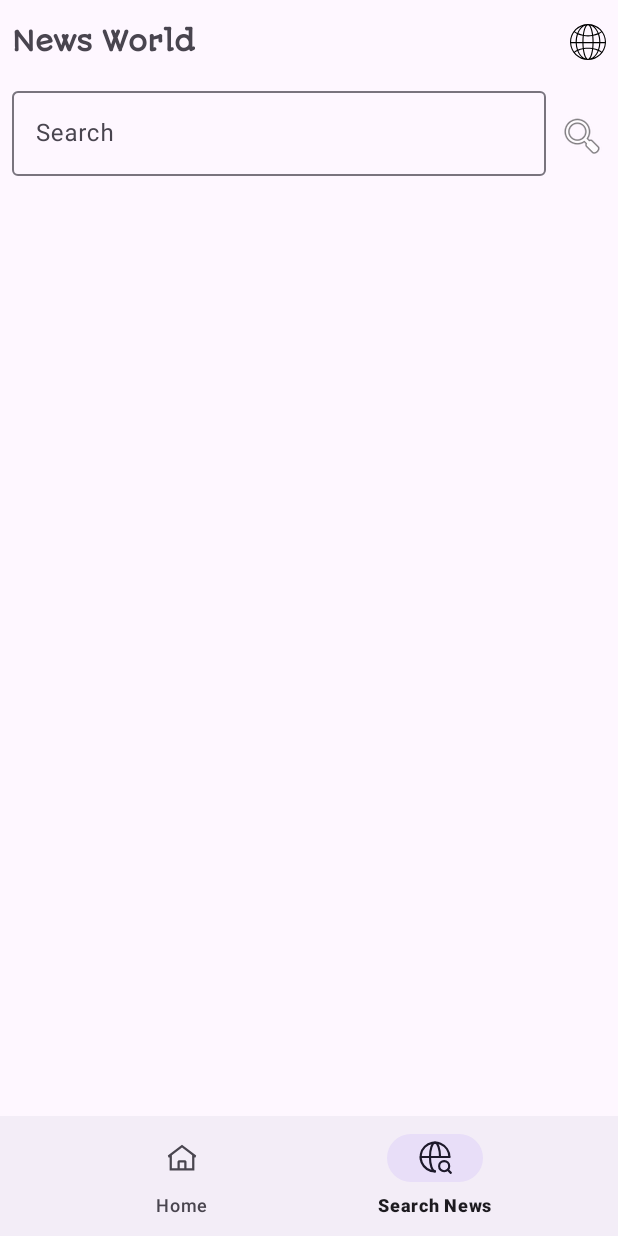
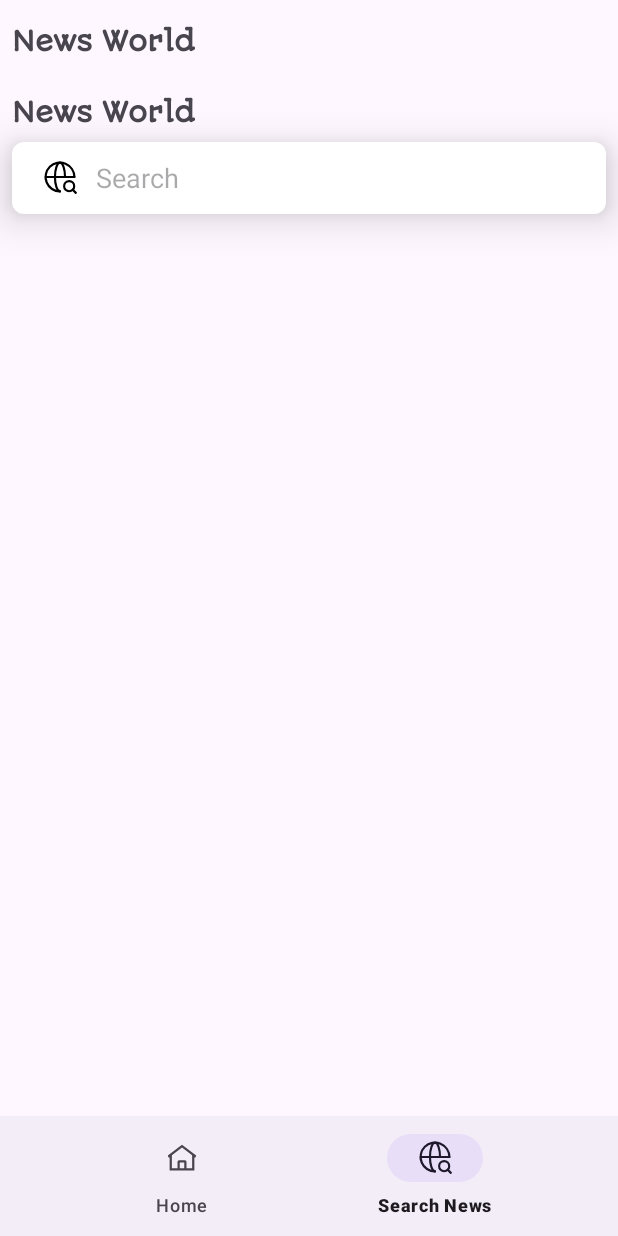
Before and after one commit to manikbora/MyNewsApp, an Android app: the screen it shows after launch (NewsActivity), item 2 of the bottom bar chosen, on a phone screen of 412 x 824 dp. Run offline under Robolectric (Android 15) with nearby library versions, the phone set to English and light mode, and no system bars; our stand-ins replace navigation-ui; pictures from the network do not load.

Commit message:
Code Refactored

```diff
--- a/app/src/main/java/com/manikbora/mynewsapp/ui/fragments/BusinessFragment.kt
+++ b/app/src/main/java/com/manikbora/mynewsapp/ui/fragments/BusinessFragment.kt
@@ -50,11 +50,11 @@ class BusinessFragment : Fragment(), NewsAdapter.OnArticleClickListener {
                 }
                 throw IllegalArgumentException("Unknown ViewModel class")
             }
-        }).get(BusinessViewModel::class.java)
+        })[BusinessViewModel::class.java]
 
-        businessViewModel.businessNews.observe(viewLifecycleOwner, Observer { articles ->
+        businessViewModel.businessNews.observe(viewLifecycleOwner) { articles ->
             businessNewsAdapter.submitList(articles)
-        })
+        }
 
         // Fetch business news data
         businessViewModel.fetchBusinessNews()
--- a/app/src/main/java/com/manikbora/mynewsapp/ui/fragments/EntertainmentFragment.kt
+++ b/app/src/main/java/com/manikbora/mynewsapp/ui/fragments/EntertainmentFragment.kt
@@ -49,11 +49,11 @@ class EntertainmentFragment : Fragment(), NewsAdapter.OnArticleClickListener {
                 }
                 throw IllegalArgumentException("Unknown ViewModel class")
             }
-        }).get(EntertainmentViewModel::class.java)
+        })[EntertainmentViewModel::class.java]
 
-        entertainmentViewModel.entertainmentNews.observe(viewLifecycleOwner, Observer { articles ->
+        entertainmentViewModel.entertainmentNews.observe(viewLifecycleOwner) { articles ->
             entertainmentNewsAdapter.submitList(articles)
-        })
+        }
 
         // Fetch entertainment news data
         entertainmentViewModel.fetchEntertainmentNews()
--- a/app/src/main/java/com/manikbora/mynewsapp/ui/fragments/HeadlinesFragment.kt
+++ b/app/src/main/java/com/manikbora/mynewsapp/ui/fragments/HeadlinesFragment.kt
@@ -52,12 +52,12 @@ class HeadlinesFragment : Fragment(), NewsAdapter.OnArticleClickListener {
                 }
                 throw IllegalArgumentException("Unknown ViewModel class")
             }
-        }).get(HeadlinesViewModel::class.java)
+        })[HeadlinesViewModel::class.java]
 
 
-        headlinesViewModel.topHeadlines.observe(viewLifecycleOwner, Observer { articles ->
+        headlinesViewModel.topHeadlines.observe(viewLifecycleOwner) { articles ->
             headlinesNewsAdapter.submitList(articles)
-        })
+        }
 
         // Fetch top headlines when the fragment is created
         headlinesViewModel.fetchTopHeadlines("in")
--- a/app/src/main/java/com/manikbora/mynewsapp/ui/fragments/HealthFragment.kt
+++ b/app/src/main/java/com/manikbora/mynewsapp/ui/fragments/HealthFragment.kt
@@ -49,11 +49,11 @@ class HealthFragment : Fragment(), NewsAdapter.OnArticleClickListener {
                 }
                 throw IllegalArgumentException("Unknown ViewModel class")
             }
-        }).get(HealthViewModel::class.java)
+        })[HealthViewModel::class.java]
 
-        healthViewModel.healthNews.observe(viewLifecycleOwner, Observer { articles ->
+        healthViewModel.healthNews.observe(viewLifecycleOwner) { articles ->
             healthNewsAdapter.submitList(articles)
-        })
+        }
 
         // Fetch health news data
         healthViewModel.fetchHealthNews()
--- a/app/src/main/java/com/manikbora/mynewsapp/ui/fragments/ScienceFragment.kt
+++ b/app/src/main/java/com/manikbora/mynewsapp/ui/fragments/ScienceFragment.kt
@@ -49,11 +49,11 @@ class ScienceFragment : Fragment(), NewsAdapter.OnArticleClickListener {
                 }
                 throw IllegalArgumentException("Unknown ViewModel class")
             }
-        }).get(ScienceViewModel::class.java)
+        })[ScienceViewModel::class.java]
 
-        scienceViewModel.scienceNews.observe(viewLifecycleOwner, Observer { articles ->
+        scienceViewModel.scienceNews.observe(viewLifecycleOwner) { articles ->
             scienceNewsAdapter.submitList(articles)
-        })
+        }
 
         // Fetch science news data
         scienceViewModel.fetchScienceNews()
--- a/app/src/main/java/com/manikbora/mynewsapp/ui/fragments/SearchNewsFragment.kt
+++ b/app/src/main/java/com/manikbora/mynewsapp/ui/fragments/SearchNewsFragment.kt
@@ -5,6 +5,7 @@ import androidx.fragment.app.Fragment
 import android.view.LayoutInflater
 import android.view.View
 import android.view.ViewGroup
+import android.widget.SearchView
 import androidx.lifecycle.Observer
 import androidx.lifecycle.ViewModel
 import androidx.lifecycle.ViewModelProvider
@@ -54,20 +55,22 @@ class SearchNewsFragment : Fragment(), NewsAdapter.OnArticleClickListener {
                 }
                 throw IllegalArgumentException("Unknown ViewModel class")
             }
-        }).get(SearchNewsViewModel::class.java)
+        })[SearchNewsViewModel::class.java]
 
+        binding.etSearch.setOnQueryTextListener(object : SearchView.OnQueryTextListener {
+            override fun onQueryTextSubmit(query: String?): Boolean {
+                query?.let { searchViewModel.searchNews(it)}
+                return true
+            }
 
+            override fun onQueryTextChange(newText: String?): Boolean {
+                return true
+            }
+        })
 
-        binding.ivSearch.setOnClickListener {
-            val query = binding.etSearch.text.toString().trim()
-            if (query.isNotEmpty()) {
-                searchViewModel.searchNews(query)
-            }
+        searchViewModel.searchResults.observe(viewLifecycleOwner) { articles ->
+            newsAdapter.submitList(articles)
         }
-
-        searchViewModel.searchResults.observe(viewLifecycleOwner, Observer { articles ->
-            newsAdapter.submitList(articles)
-        })
     }
 
     override fun onArticleClicked(articleUrl: String) {
--- a/app/src/main/java/com/manikbora/mynewsapp/ui/fragments/SportsFragment.kt
+++ b/app/src/main/java/com/manikbora/mynewsapp/ui/fragments/SportsFragment.kt
@@ -49,11 +49,11 @@ class SportsFragment : Fragment(), NewsAdapter.OnArticleClickListener {
                 }
                 throw IllegalArgumentException("Unknown ViewModel class")
             }
-        }).get(SportsViewModel::class.java)
+        })[SportsViewModel::class.java]
 
-        sportsViewModel.sportsNews.observe(viewLifecycleOwner, Observer { articles ->
+        sportsViewModel.sportsNews.observe(viewLifecycleOwner) { articles ->
             sportsNewsAdapter.submitList(articles)
-        })
+        }
 
         // Fetch sports news data
         sportsViewModel.fetchSportsNews()
--- a/app/src/main/java/com/manikbora/mynewsapp/ui/fragments/TechnologyFragment.kt
+++ b/app/src/main/java/com/manikbora/mynewsapp/ui/fragments/TechnologyFragment.kt
@@ -49,11 +49,11 @@ class TechnologyFragment : Fragment(), NewsAdapter.OnArticleClickListener {
                 }
                 throw IllegalArgumentException("Unknown ViewModel class")
             }
-        }).get(TechnologyViewModel::class.java)
+        })[TechnologyViewModel::class.java]
 
-        technologyViewModel.technologyNews.observe(viewLifecycleOwner, Observer { articles ->
+        technologyViewModel.technologyNews.observe(viewLifecycleOwner) { articles ->
             technologyNewsAdapter.submitList(articles)
-        })
+        }
 
         // Fetch technology news data
         technologyViewModel.fetchTechnologyNews()
--- /dev/null
+++ b/app/src/main/res/drawable/searchview_background.xml
@@ -0,0 +1,5 @@
+<?xml version="1.0" encoding="utf-8"?>
+<shape xmlns:android="http://schemas.android.com/apk/res/android">
+    <solid android:color="@color/white"/>
+    <corners android:radius="8dp"/>
+</shape>
--- a/app/src/main/res/layout/activity_news.xml
+++ b/app/src/main/res/layout/activity_news.xml
@@ -41,13 +41,4 @@
         app:layout_constraintTop_toBottomOf="@+id/tv_app_title"
         app:navGraph="@navigation/nav_graph" />
 
-    <ImageView
-        android:id="@+id/iv_country"
-        android:layout_width="24dp"
-        android:layout_height="24dp"
-        android:layout_marginEnd="8dp"
-        app:layout_constraintBottom_toBottomOf="@+id/tv_app_title"
-        app:layout_constraintEnd_toEndOf="parent"
-        app:layout_constraintTop_toTopOf="@+id/tv_app_title"
-        app:srcCompat="@drawable/globe" />
 </androidx.constraintlayout.widget.ConstraintLayout>
--- a/app/src/main/res/layout/fragment_search_news.xml
+++ b/app/src/main/res/layout/fragment_search_news.xml
@@ -6,35 +6,34 @@
     android:layout_height="match_parent"
     tools:context=".ui.fragments.SearchNewsFragment" >
 
-    <com.google.android.material.textfield.TextInputLayout
-        android:id="@+id/search_input_layout"
+    <SearchView
+        android:id="@+id/et_search"
         android:layout_width="0dp"
-        android:layout_height="wrap_content"
-        android:layout_marginStart="8dp"
-        android:layout_marginTop="8dp"
-        android:layout_marginEnd="8dp"
-        app:layout_constraintEnd_toStartOf="@+id/iv_search"
-        app:layout_constraintStart_toStartOf="parent"
-        app:layout_constraintTop_toTopOf="parent">
-
-        <com.google.android.material.textfield.TextInputEditText
-            android:id="@+id/et_search"
-            android:layout_width="match_parent"
-            android:layout_height="wrap_content"
-            android:hint="@string/search" />
-    </com.google.android.material.textfield.TextInputLayout>
-
-    <ImageView
-        android:id="@+id/iv_search"
-        android:layout_width="wrap_content"
         android:layout_height="wrap_content"
         android:layout_marginTop="8dp"
         android:layout_marginEnd="8dp"
-        android:src="@android:drawable/ic_menu_search"
-        app:layout_constraintBottom_toBottomOf="@+id/search_input_layout"
+        android:background="@drawable/searchview_background"
+        android:elevation="16dp"
+        android:iconifiedByDefault="false"
+        android:queryBackground="@drawable/searchview_background"
+        android:queryHint="Search"
+        android:searchIcon="@drawable/search"
         app:layout_constraintEnd_toEndOf="parent"
-        app:layout_constraintTop_toTopOf="@+id/search_input_layout"
-        android:contentDescription="@string/search_icon"/>
+        app:layout_constraintStart_toStartOf="@+id/tv_search"
+        app:layout_constraintTop_toBottomOf="@+id/tv_search" />
+
+    <TextView
+        android:id="@+id/tv_search"
+        android:layout_width="wrap_content"
+        android:layout_height="wrap_content"
+        android:layout_marginStart="8dp"
+        android:layout_marginTop="16dp"
+        android:fontFamily="@font/autour_one"
+        android:text="News World"
+        android:textSize="18sp"
+        android:textStyle="bold"
+        app:layout_constraintStart_toStartOf="parent"
+        app:layout_constraintTop_toTopOf="parent" />
 
     <androidx.recyclerview.widget.RecyclerView
         android:id="@+id/rv_search"
@@ -44,6 +43,6 @@
         app:layout_constraintBottom_toBottomOf="parent"
         app:layout_constraintEnd_toEndOf="parent"
         app:layout_constraintStart_toStartOf="parent"
-        app:layout_constraintTop_toBottomOf="@+id/search_input_layout"
+        app:layout_constraintTop_toBottomOf="@+id/et_search"
         tools:listitem="@layout/item_news" />
 </androidx.constraintlayout.widget.ConstraintLayout>
```
